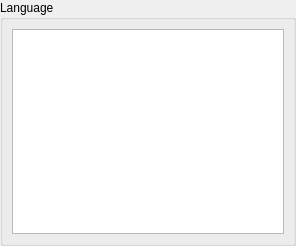
tkrotoff/WengoPhone, file wengophone/src/presentation/qt/config/LanguagesSettings.ui: the form before one commit.
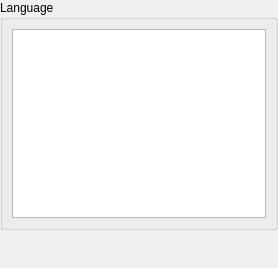
The form after the commit.

What changed in the file:
```diff
--- a/wengophone/src/presentation/qt/config/LanguagesSettings.ui
+++ b/wengophone/src/presentation/qt/config/LanguagesSettings.ui
@@ -8,8 +8,8 @@
    <rect>
     <x>0</x>
     <y>0</y>
-    <width>296</width>
-    <height>246</height>
+    <width>278</width>
+    <height>268</height>
    </rect>
   </property>
   <layout class="QGridLayout" >
@@ -19,8 +19,21 @@
    <property name="spacing" >
     <number>0</number>
    </property>
+   <item row="1" column="0" >
+    <spacer>
+     <property name="orientation" >
+      <enum>Qt::Vertical</enum>
+     </property>
+     <property name="sizeHint" >
+      <size>
+       <width>20</width>
+       <height>40</height>
+      </size>
+     </property>
+    </spacer>
+   </item>
    <item row="0" column="0" >
-    <widget class="QGroupBox" name="" >
+    <widget class="QGroupBox" name="groupBox" >
      <property name="title" >
       <string>Language</string>
      </property>
```
